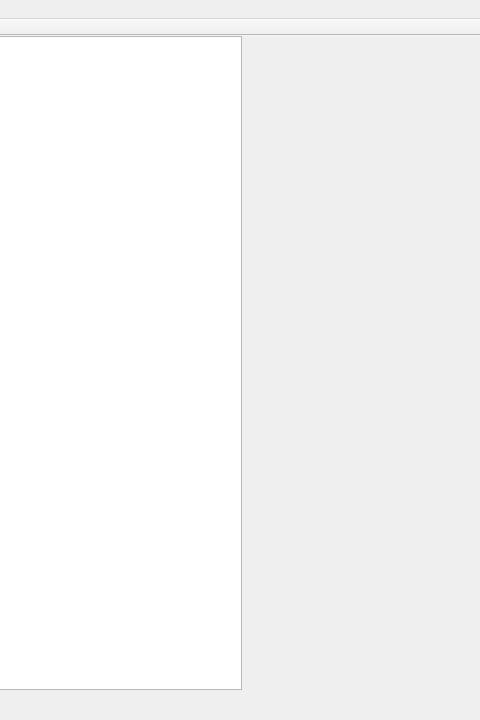
Qt form internal/gui/mainwindow.ui (MatusOllah/gcharted) before a commit; both pictures show x 682 to 1162 and y 0 to 720 of the 1280 by 720 pixel window.
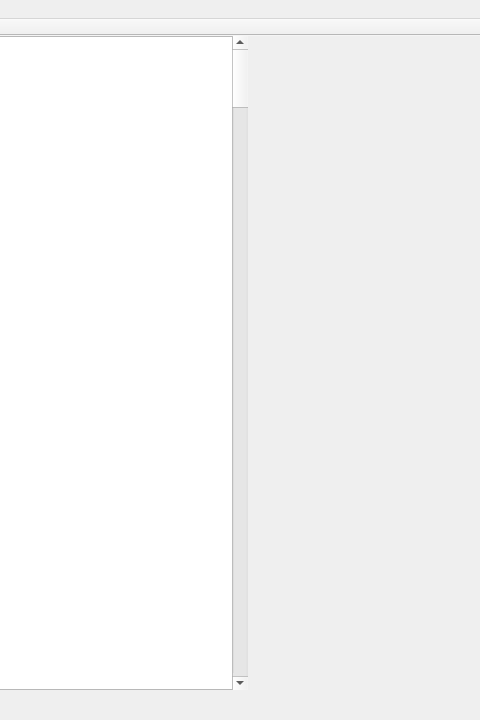
The same form after that commit. Icons and pictures are not drawn.

The edit to the form file:
```diff
--- a/internal/gui/mainwindow.ui
+++ b/internal/gui/mainwindow.ui
@@ -23,11 +23,24 @@
      <rect>
       <x>0</x>
       <y>0</y>
-      <width>860</width>
+      <width>854</width>
       <height>654</height>
      </rect>
     </property>
    </widget>
+   <widget class="QScrollBar" name="chartScrollBar">
+    <property name="geometry">
+     <rect>
+      <x>850</x>
+      <y>0</y>
+      <width>16</width>
+      <height>654</height>
+     </rect>
+    </property>
+    <property name="orientation">
+     <enum>Qt::Orientation::Vertical</enum>
+    </property>
+   </widget>
   </widget>
   <widget class="QMenuBar" name="menubar">
    <property name="geometry">
```
Left out of the diff: 2 changed lines with no effect on the pictures.
